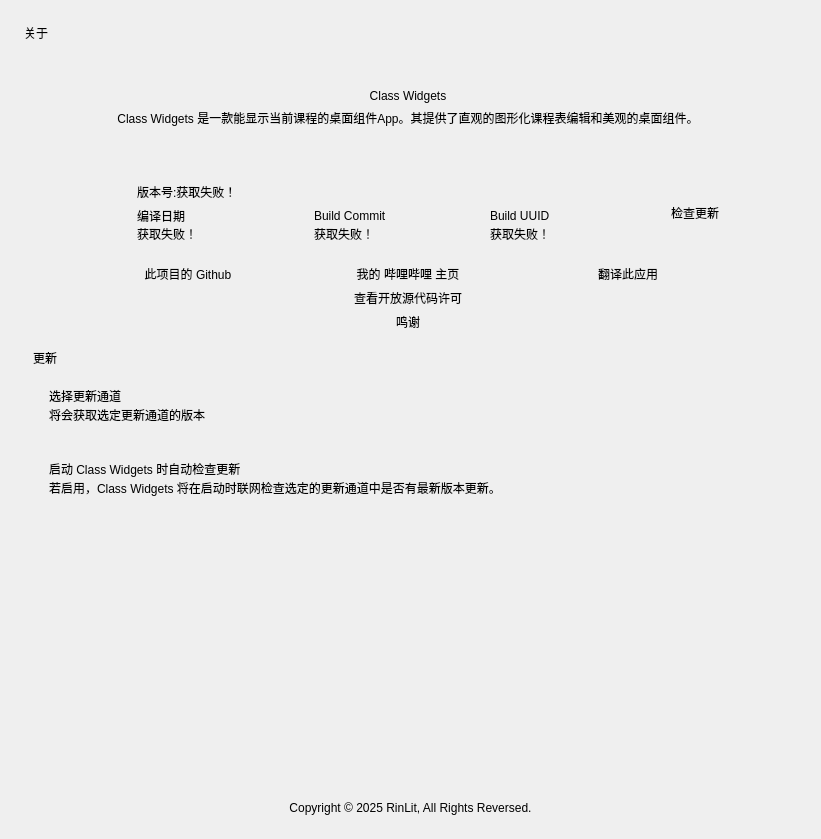
First picture: the form in view/menu/about.ui, repository xuanxuan1231/Class-Widgets, before the edit.
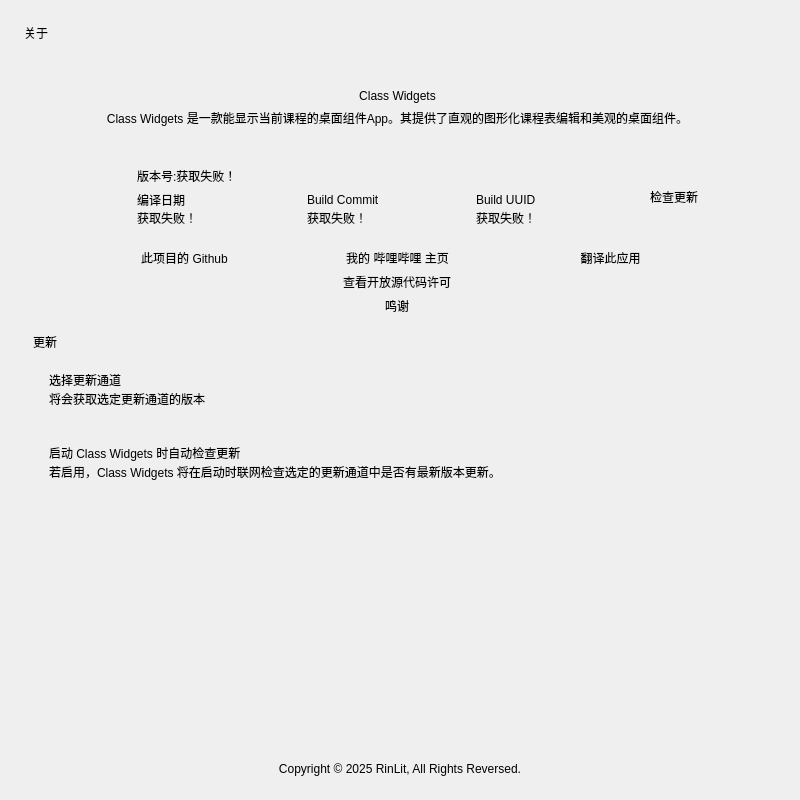
Second picture: the form after the edit. Icons and pictures are not drawn. Custom widgets are drawn as their Qt base class.

```diff
--- a/view/menu/about.ui
+++ b/view/menu/about.ui
@@ -6,8 +6,8 @@
    <rect>
     <x>0</x>
     <y>0</y>
-    <width>821</width>
-    <height>839</height>
+    <width>800</width>
+    <height>800</height>
    </rect>
   </property>
   <property name="windowTitle">
```
